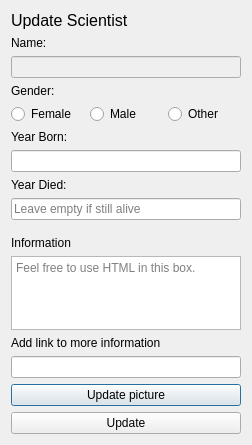
athenabjorg/sacr, file updatescientistwindow.ui: the form before one commit.
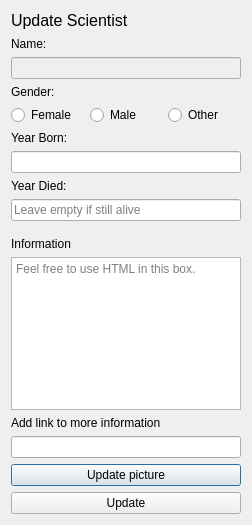
The form after the commit.

What changed in the file:
```diff
--- a/updatescientistwindow.ui
+++ b/updatescientistwindow.ui
@@ -7,7 +7,7 @@
     <x>0</x>
     <y>0</y>
     <width>252</width>
-    <height>445</height>
+    <height>525</height>
    </rect>
   </property>
   <property name="windowTitle">
@@ -131,7 +131,7 @@
    <item>
     <layout class="QHBoxLayout" name="horizontalLayout_4">
      <item>
-      <widget class="QLabel" name="yearDiedInput">
+      <widget class="QLabel" name="yearDiedLabel">
        <property name="text">
         <string>Year Died:</string>
        </property>
@@ -147,7 +147,7 @@
     </layout>
    </item>
    <item>
-    <widget class="QLineEdit" name="yearDiedInput_2">
+    <widget class="QLineEdit" name="yearDiedInput">
      <property name="text">
       <string/>
      </property>
```
